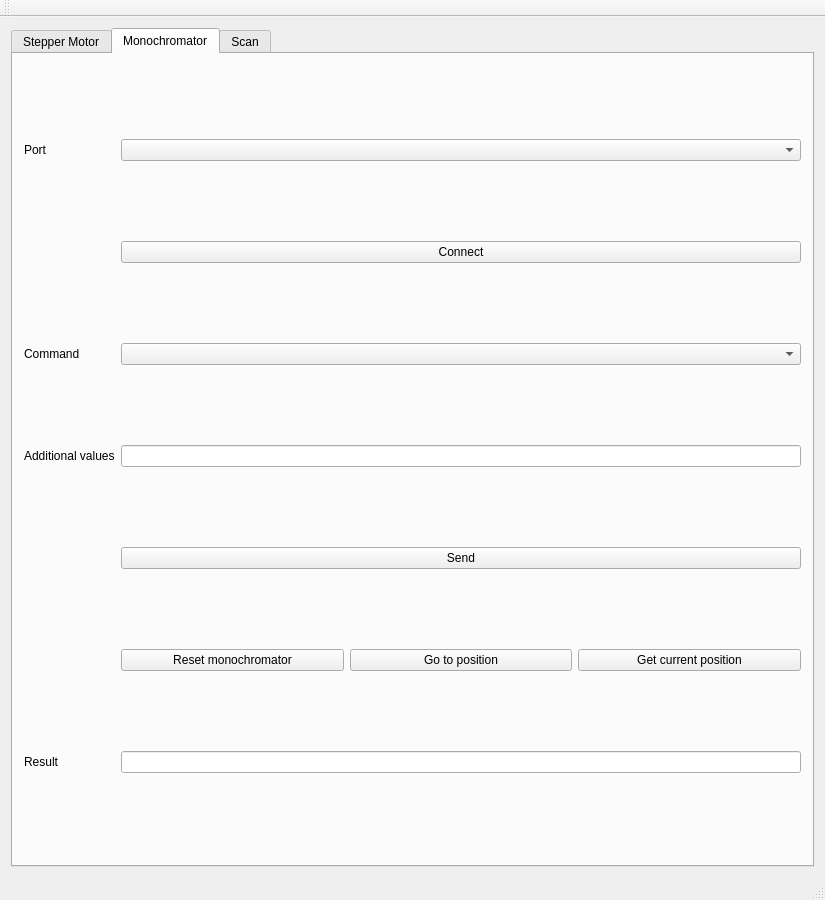
First picture: the form in mainwindow.ui, repository anates/DispersionSetup, before the edit.
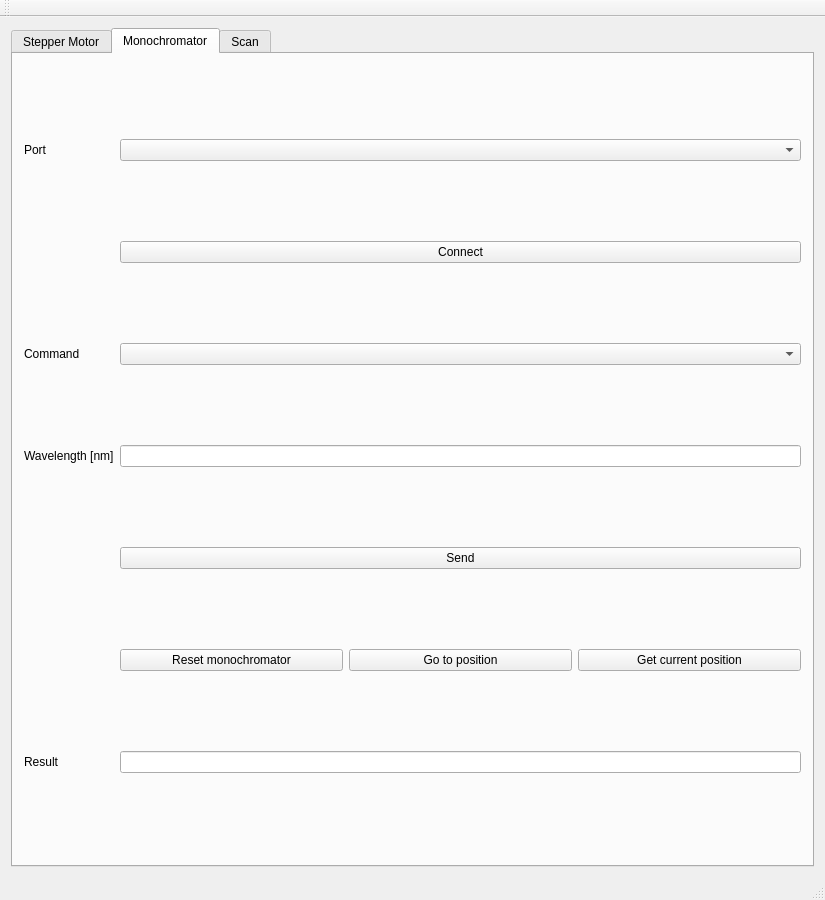
Second picture: the form after the edit. The open tabs and pages were chosen to show the change. Custom widgets are drawn as their Qt base class.

```diff
--- a/mainwindow.ui
+++ b/mainwindow.ui
@@ -120,7 +120,7 @@
         <item row="3" column="0">
          <widget class="QLabel" name="label_9">
           <property name="text">
-           <string>Additional values</string>
+           <string>Wavelength [nm]</string>
           </property>
          </widget>
         </item>
```
Left out of the diff: 2 changed lines with no effect on the pictures.
